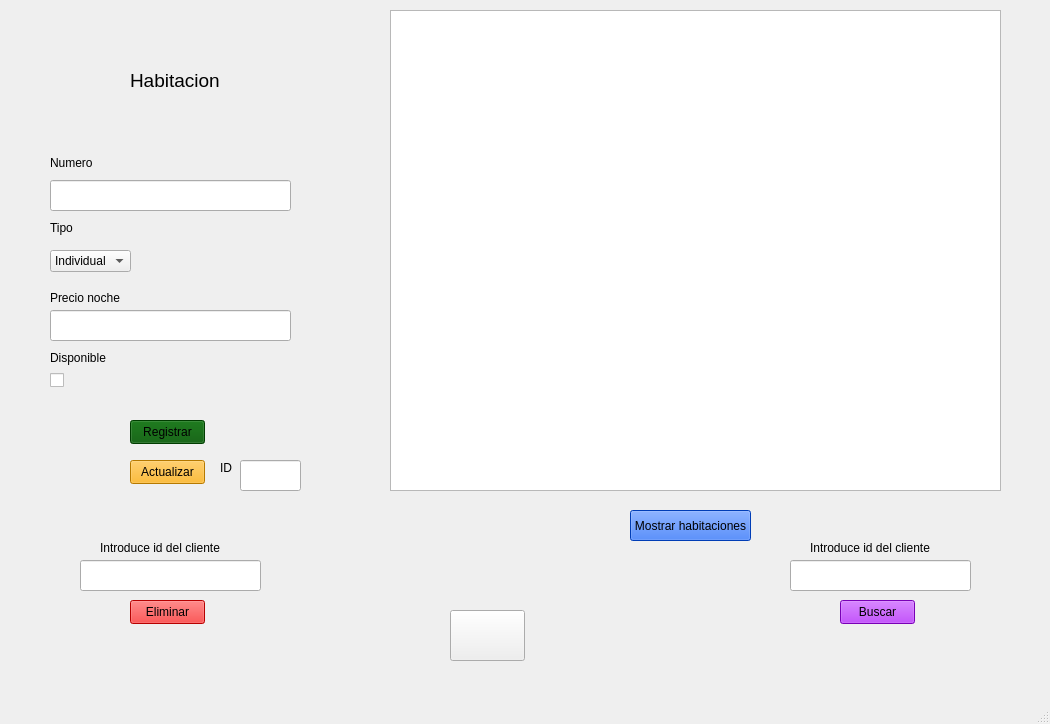
The window that habitacion/habitaciones.ui (smorcor744/pyQT) describes before a commit, drawn with Qt 5.
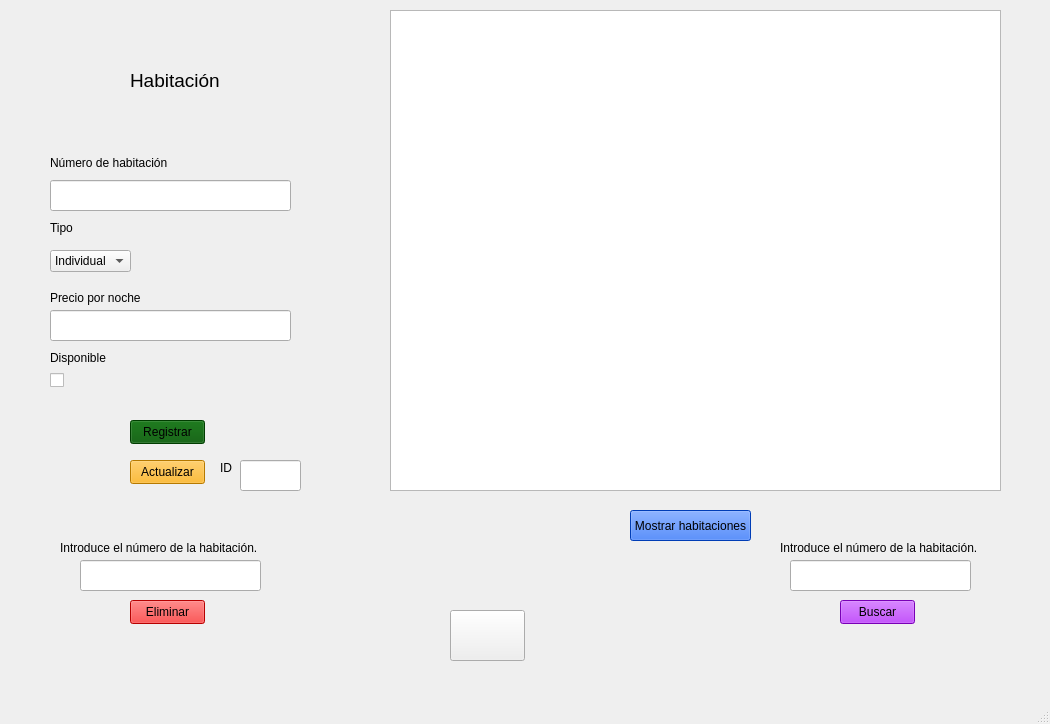
The same window after the commit. Icons and pictures are not drawn.

What changed in the file:
```diff
--- a/habitacion/habitaciones.ui
+++ b/habitacion/habitaciones.ui
@@ -38,7 +38,7 @@
      </font>
     </property>
     <property name="text">
-     <string>Habitacion</string>
+     <string>Habitación</string>
     </property>
    </widget>
    <widget class="QLabel" name="label_2">
@@ -46,12 +46,12 @@
      <rect>
       <x>50</x>
       <y>155</y>
-      <width>49</width>
+      <width>131</width>
       <height>16</height>
      </rect>
     </property>
     <property name="text">
-     <string>Numero</string>
+     <string>Número de habitación</string>
     </property>
    </widget>
    <widget class="QLabel" name="label_3">
@@ -72,12 +72,12 @@
      <rect>
       <x>50</x>
       <y>290</y>
-      <width>71</width>
+      <width>121</width>
       <height>16</height>
      </rect>
     </property>
     <property name="text">
-     <string>Precio noche</string>
+     <string>Precio por noche</string>
     </property>
    </widget>
    <widget class="QLabel" name="label_6">
@@ -171,14 +171,14 @@
    <widget class="QLabel" name="label_7">
     <property name="geometry">
      <rect>
-      <x>100</x>
+      <x>60</x>
       <y>540</y>
-      <width>141</width>
+      <width>271</width>
       <height>16</height>
      </rect>
     </property>
     <property name="text">
-     <string>Introduce id del cliente</string>
+     <string>Introduce el número de la habitación.</string>
     </property>
    </widget>
    <widget class="QPushButton" name="bt_eliminar_habitacion">
@@ -268,14 +268,14 @@
    <widget class="QLabel" name="label_9">
     <property name="geometry">
      <rect>
-      <x>810</x>
+      <x>780</x>
       <y>540</y>
-      <width>141</width>
+      <width>211</width>
       <height>16</height>
      </rect>
     </property>
     <property name="text">
-     <string>Introduce id del cliente</string>
+     <string>Introduce el número de la habitación.</string>
     </property>
    </widget>
    <widget class="QPushButton" name="bt_buscar_habitacion">
```
